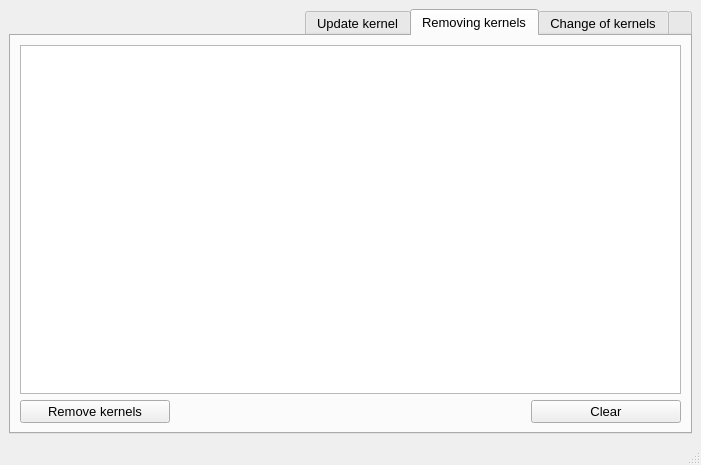
Qt form ui/main_win.ui (Koi-foo/kernel-manager) before a commit.
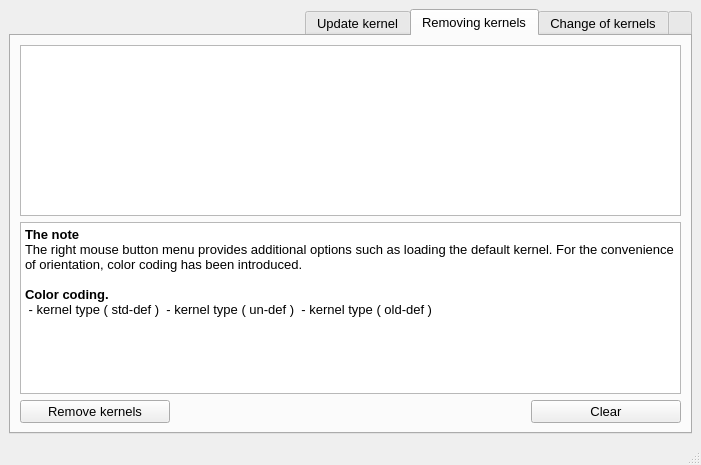
The same form after that commit. The open tabs and pages were chosen to show the change. Icons and pictures are not drawn.

Commit message: Added new features and interface options

Patch:
```diff
--- a/ui/main_win.ui
+++ b/ui/main_win.ui
@@ -86,8 +86,8 @@
 &lt;/style&gt;&lt;/head&gt;&lt;body style=&quot; font-family:'Sans Serif'; font-size:10pt; font-weight:400; font-style:normal;&quot;&gt;
 &lt;p style=&quot; margin-top:12px; margin-bottom:12px; margin-left:0px; margin-right:0px; -qt-block-indent:0; text-indent:0px;&quot;&gt;&lt;span style=&quot; font-weight:600;&quot;&gt;Program help.&lt;/span&gt;&lt;br /&gt;This program provides a simple graphical script management tool: &lt;span style=&quot; font-style:italic;&quot;&gt;update-kernel&lt;/span&gt;, &lt;span style=&quot; font-style:italic;&quot;&gt;remove-old-kernel&lt;/span&gt;.&lt;/p&gt;
 &lt;p style=&quot; margin-top:12px; margin-bottom:12px; margin-left:0px; margin-right:0px; -qt-block-indent:0; text-indent:0px;&quot;&gt;&lt;span style=&quot; font-weight:600; background-color:transparent;&quot;&gt;Change of kernel.&lt;/span&gt;&lt;span style=&quot; background-color:transparent;&quot;&gt;&lt;br /&gt;Allows you to change the kernel type to choose from ( STD-DEF, UN-DEF, OLD-DEF ).&lt;/span&gt;&lt;/p&gt;
-&lt;p style=&quot; margin-top:12px; margin-bottom:12px; margin-left:0px; margin-right:0px; -qt-block-indent:0; text-indent:0px;&quot;&gt;&lt;span style=&quot; font-weight:600; background-color:transparent;&quot;&gt;Removing kernels.&lt;/span&gt;&lt;span style=&quot; background-color:transparent;&quot;&gt;&lt;br /&gt;Shows a list of kernels installed on the system. Double clicking on a line removes the selected kernel and its modules. The currently active kernel is not displayed in the list. The Clear button clears the cache of obsolete packages and removes duplicates.&lt;/span&gt;&lt;/p&gt;
-&lt;p style=&quot; margin-top:12px; margin-bottom:12px; margin-left:0px; margin-right:0px; -qt-block-indent:0; text-indent:0px;&quot;&gt;&lt;span style=&quot; background-color:transparent;&quot;&gt;The Remove Kernels button cleans the system of all old kernels. The currently active kernel cannot be deleted.&lt;/span&gt;&lt;/p&gt;
+&lt;p style=&quot; margin-top:12px; margin-bottom:12px; margin-left:0px; margin-right:0px; -qt-block-indent:0; text-indent:0px;&quot;&gt;&lt;span style=&quot; font-weight:600; background-color:transparent;&quot;&gt;Removing kernels.&lt;/span&gt;&lt;span style=&quot; background-color:transparent;&quot;&gt;&lt;br /&gt;Shows a list of kernels installed on the system. Double clicking on a line removes the selected kernel and its modules. The currently active core is not displayed in the list. The Clear button clears the cache of obsolete packages and removes duplicates.&lt;/span&gt;&lt;/p&gt;
+&lt;p style=&quot; margin-top:0px; margin-bottom:0px; margin-left:0px; margin-right:0px; -qt-block-indent:0; text-indent:0px;&quot;&gt;&lt;span style=&quot; background-color:transparent;&quot;&gt;The Remove Kernels button clears the system of all kernels except the current one. The currently active core cannot be removed.&lt;/span&gt;&lt;/p&gt;
 &lt;p style=&quot; margin-top:12px; margin-bottom:12px; margin-left:0px; margin-right:0px; -qt-block-indent:0; text-indent:0px;&quot;&gt;&lt;span style=&quot; font-weight:600; background-color:transparent;&quot;&gt;Update kernel.&lt;/span&gt;&lt;span style=&quot; background-color:transparent;&quot;&gt;&lt;br /&gt;Automatically updates the kernel and modules to the newest version. The &amp;quot;Distribution&amp;quot; button updates the software to the current version. The repository list allows you to modify the branches of the repository.&lt;/span&gt;&lt;/p&gt;&lt;/body&gt;&lt;/html&gt;</string>
           </property>
          </widget>
@@ -271,7 +271,24 @@
           </property>
          </widget>
         </item>
-        <item row="1" column="0">
+        <item row="1" column="0" colspan="3">
+         <widget class="QTextBrowser" name="textBrowser">
+          <property name="contextMenuPolicy">
+           <enum>Qt::NoContextMenu</enum>
+          </property>
+          <property name="html">
+           <string>&lt;!DOCTYPE HTML PUBLIC &quot;-//W3C//DTD HTML 4.0//EN&quot; &quot;http://www.w3.org/TR/REC-html40/strict.dtd&quot;&gt;
+&lt;html&gt;&lt;head&gt;&lt;meta name=&quot;qrichtext&quot; content=&quot;1&quot; /&gt;&lt;style type=&quot;text/css&quot;&gt;
+p, li { white-space: pre-wrap; }
+&lt;/style&gt;&lt;/head&gt;&lt;body style=&quot; font-family:'Sans Serif'; font-size:10pt; font-weight:400; font-style:normal;&quot;&gt;
+&lt;p style=&quot; margin-top:0px; margin-bottom:0px; margin-left:0px; margin-right:0px; -qt-block-indent:0; text-indent:0px;&quot;&gt;&lt;span style=&quot; font-weight:600;&quot;&gt;The note&lt;/span&gt;&lt;br /&gt;The right mouse button menu provides additional options such as loading the default kernel. For the convenience of orientation, color coding has been introduced.&lt;/p&gt;
+&lt;p style=&quot;-qt-paragraph-type:empty; margin-top:0px; margin-bottom:0px; margin-left:0px; margin-right:0px; -qt-block-indent:0; text-indent:0px;&quot;&gt;&lt;br /&gt;&lt;/p&gt;
+&lt;p style=&quot; margin-top:0px; margin-bottom:0px; margin-left:0px; margin-right:0px; -qt-block-indent:0; text-indent:0px;&quot;&gt;&lt;span style=&quot; font-weight:600;&quot;&gt;Color coding.&lt;/span&gt;&lt;/p&gt;
+&lt;p style=&quot; margin-top:0px; margin-bottom:0px; margin-left:0px; margin-right:0px; -qt-block-indent:0; text-indent:0px;&quot;&gt;&lt;img src=&quot;:/picture/icons/std.png&quot; height=&quot;12&quot; /&gt; - kernel type ( std-def ) &lt;img src=&quot;:/picture/icons/un.png&quot; height=&quot;12&quot; /&gt; - kernel type ( un-def ) &lt;img src=&quot;:/picture/icons/old.png&quot; height=&quot;12&quot; /&gt; - kernel type ( old-def )&lt;/p&gt;&lt;/body&gt;&lt;/html&gt;</string>
+          </property>
+         </widget>
+        </item>
+        <item row="2" column="0">
          <widget class="QPushButton" name="pushButton_Clean">
           <property name="minimumSize">
            <size>
@@ -290,7 +307,7 @@
           </property>
          </widget>
         </item>
-        <item row="1" column="1">
+        <item row="2" column="1">
          <spacer name="horizontalSpacer_2">
           <property name="orientation">
            <enum>Qt::Horizontal</enum>
@@ -303,7 +320,7 @@
           </property>
          </spacer>
         </item>
-        <item row="1" column="2">
+        <item row="2" column="2">
          <widget class="QPushButton" name="pushButton_DELK">
           <property name="minimumSize">
            <size>
@@ -326,6 +343,7 @@
        <zorder>listWidget_Kernel</zorder>
        <zorder>pushButton_DELK</zorder>
        <zorder>pushButton_Clean</zorder>
+       <zorder>textBrowser</zorder>
       </widget>
       <widget class="QWidget" name="Tab4_UpdateKernel">
        <attribute name="title">
```
The commit also changes 1 other file.
